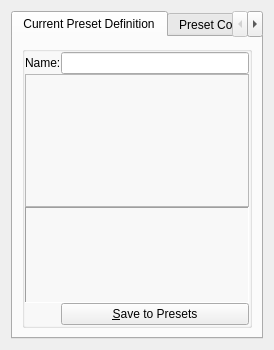
Old version of the form krita/ui/forms/wdgpaintoppresets.ui in the repository KDE/krita.
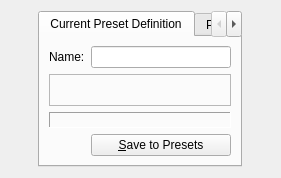
New version of the form. Custom widgets are drawn as their Qt base class.

Commit message: Fix layout of popups.

```diff
--- a/krita/ui/forms/wdgpaintoppresets.ui
+++ b/krita/ui/forms/wdgpaintoppresets.ui
@@ -1,83 +1,60 @@
 <ui version="4.0" >
  <class>WdgPaintOpPresets</class>
- <widget class="QWidget" name="WdgPaintOpPresets" >
-  <property name="geometry" >
+ <widget class="QWidget" name="WdgPaintOpPresets">
+  <property name="geometry">
    <rect>
     <x>0</x>
-    <y>0</y>
-    <width>274</width>
-    <height>350</height>
+    <y>21</y>
+    <width>281</width>
+    <height>178</height>
    </rect>
   </property>
-  <property name="sizePolicy" >
-   <sizepolicy vsizetype="Preferred" hsizetype="Preferred" >
+  <property name="sizePolicy">
+   <sizepolicy hsizetype="Fixed" vsizetype="Fixed">
     <horstretch>0</horstretch>
     <verstretch>0</verstretch>
    </sizepolicy>
   </property>
-  <layout class="QGridLayout" name="gridLayout_4" >
-   <item row="0" column="0" >
-    <widget class="QTabWidget" name="tabPresets" >
-     <property name="minimumSize" >
-      <size>
-       <width>0</width>
-       <height>0</height>
-      </size>
+  <layout class="QGridLayout" name="gridLayout_4">
+   <item row="0" column="0">
+    <widget class="QTabWidget" name="tabPresets">
+     <property name="sizePolicy">
+      <sizepolicy hsizetype="Fixed" vsizetype="Expanding">
+       <horstretch>0</horstretch>
+       <verstretch>0</verstretch>
+      </sizepolicy>
      </property>
      <property name="currentIndex" >
       <number>0</number>
      </property>
-     <widget class="QWidget" name="tabCustom" >
-      <property name="geometry" >
-       <rect>
-        <x>0</x>
-        <y>0</y>
-        <width>258</width>
-        <height>310</height>
-       </rect>
-      </property>
-      <attribute name="title" >
+     <widget class="QWidget" name="tabCustom">
+      <attribute name="title">
        <string>Current Preset Definition</string>
       </attribute>
-      <layout class="QGridLayout" name="gridLayout" >
-       <item row="0" column="0" >
-        <widget class="QGroupBox" name="groupBox" >
-         <property name="title" >
-          <string/>
-         </property>
-         <property name="flat" >
-          <bool>true</bool>
-         </property>
-         <layout class="QGridLayout" name="gridLayout_3" >
-          <property name="margin" >
-           <number>0</number>
-          </property>
-          <property name="spacing" >
-           <number>0</number>
-          </property>
-          <item row="0" column="0" >
-           <widget class="QLabel" name="label" >
-            <property name="text" >
-             <string>Name:</string>
-            </property>
-           </widget>
-          </item>
-          <item row="0" column="1" >
-           <widget class="QLineEdit" name="txtPreset" >
-            <property name="toolTip" >
+      <layout class="QGridLayout" name="gridLayout">
+       <item row="0" column="1">
+        <widget class="QLineEdit" name="txtPreset">
+         <property name="toolTip">
              <string>Current brush definition</string>
             </property>
            </widget>
           </item>
-          <item row="1" column="0" colspan="2" >
-           <widget class="QFrame" name="frmOptionWidgetContainer" >
-            <property name="sizePolicy" >
-             <sizepolicy vsizetype="Expanding" hsizetype="Expanding" >
+       <item row="0" column="0">
+        <widget class="QLabel" name="label">
+         <property name="text">
+          <string>Name:</string>
+         </property>
+        </widget>
+       </item>
+       <item row="1" column="0" colspan="2">
+        <widget class="QFrame" name="frmOptionWidgetContainer">
+         <property name="sizePolicy">
+          <sizepolicy hsizetype="Expanding" vsizetype="Expanding">
               <horstretch>0</horstretch>
-              <verstretch>0</verstretch>
-             </sizepolicy>
-            </property>
-            <property name="frameShape" >
+           <verstretch>4</verstretch>
+          </sizepolicy>
+         </property>
+         <property name="frameShape">
              <enum>QFrame::StyledPanel</enum>
             </property>
             <property name="frameShadow" >
@@ -85,21 +62,15 @@
             </property>
            </widget>
           </item>
-          <item row="2" column="0" colspan="2" >
-           <widget class="QLabel" name="lblPreview" >
-            <property name="sizePolicy" >
-             <sizepolicy vsizetype="Fixed" hsizetype="Preferred" >
+       <item row="2" column="0" colspan="2">
+        <widget class="QLabel" name="lblPreview">
+         <property name="sizePolicy">
+          <sizepolicy hsizetype="Preferred" vsizetype="Expanding">
               <horstretch>0</horstretch>
               <verstretch>0</verstretch>
              </sizepolicy>
             </property>
-            <property name="minimumSize" >
-             <size>
-              <width>0</width>
-              <height>96</height>
-             </size>
-            </property>
-            <property name="toolTip" >
+         <property name="toolTip">
              <string>preview of a brush stroke</string>
             </property>
             <property name="frameShape" >
@@ -116,9 +87,9 @@
             </property>
            </widget>
           </item>
-          <item row="3" column="1" >
-           <widget class="QPushButton" name="bnSave" >
-            <property name="toolTip" >
+       <item row="3" column="1">
+        <widget class="QPushButton" name="bnSave">
+         <property name="toolTip">
              <string>save the current brush definition under this name</string>
             </property>
             <property name="text" >
@@ -128,19 +99,8 @@
           </item>
          </layout>
         </widget>
-       </item>
-      </layout>
-     </widget>
-     <widget class="QWidget" name="tab_2" >
-      <property name="geometry" >
-       <rect>
-        <x>0</x>
-        <y>0</y>
-        <width>258</width>
-        <height>310</height>
-       </rect>
-      </property>
-      <attribute name="title" >
+     <widget class="QWidget" name="tabChooser">
+      <attribute name="title">
        <string>Preset Collection</string>
       </attribute>
       <layout class="QGridLayout" name="gridLayout_2" >
```
Left out of the diff: 49 changed lines with no effect on the pictures. Lines whose indentation alone changed are shown as unchanged. The commit also changes 12 other files.
